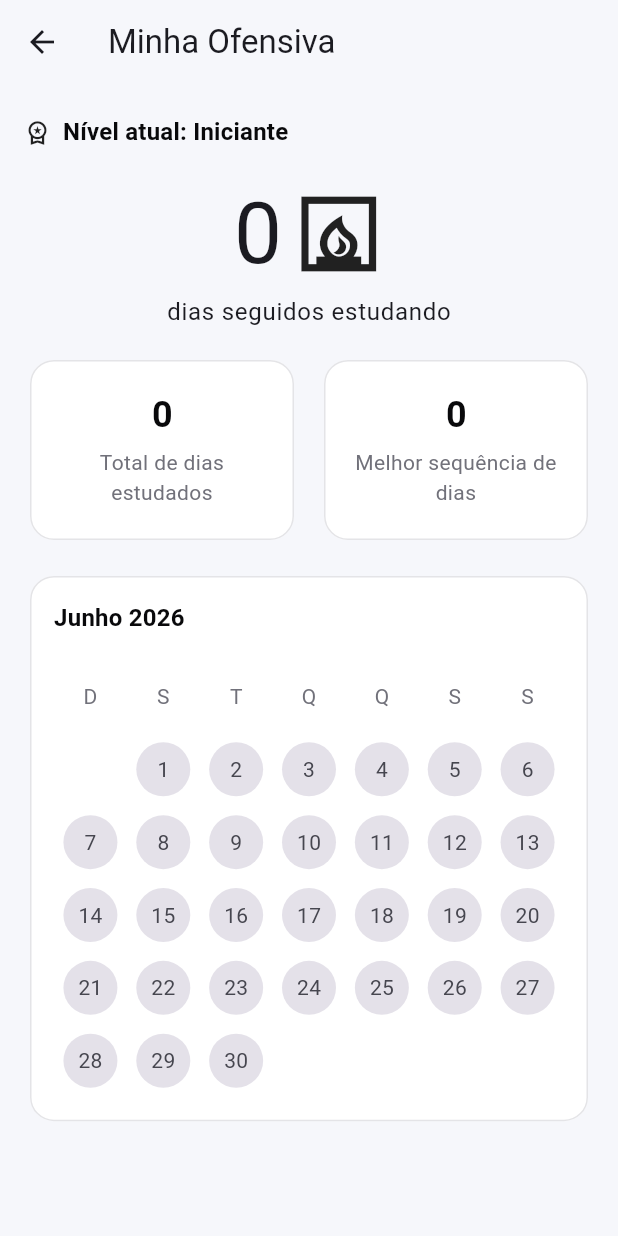
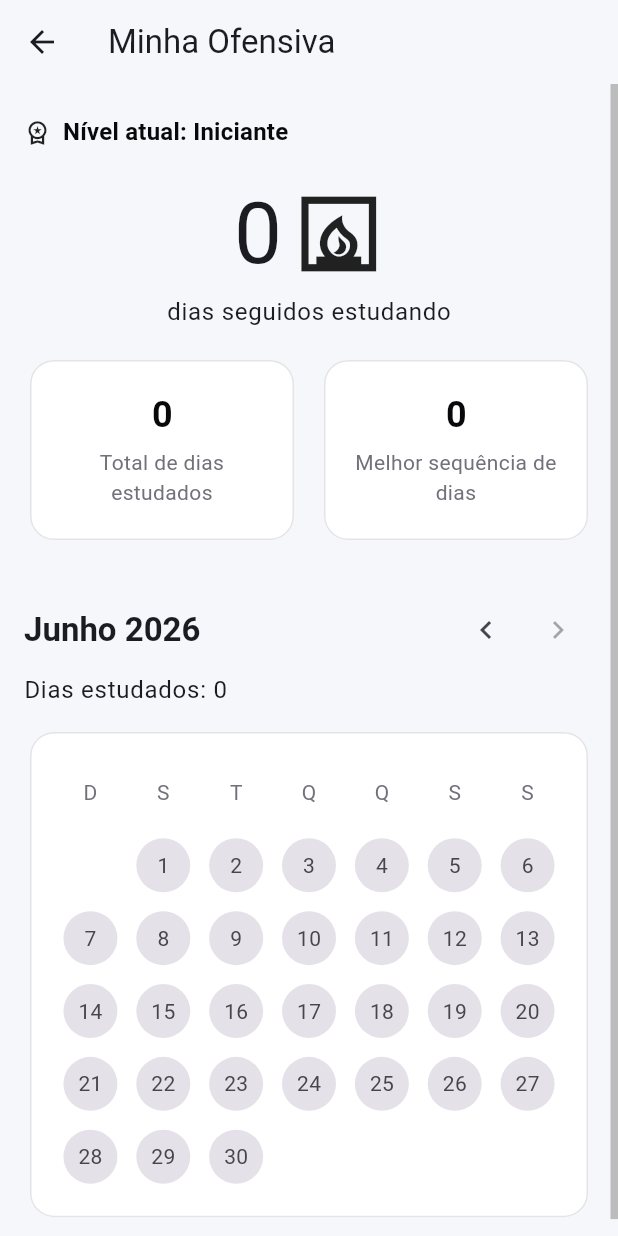
Before and after one commit to jonasr1/flash_mind, a Flutter app: the screen it shows after launch, after a tap on the "bar chart" icon, on a phone screen of 412 x 824 dp. Run offline on Flutter 3.47's test engine with Material 3 defaults, Android fonts, the phone set to English and light mode, and no system bars; our stand-ins replace shared_preferences.

Commit message:
feat: user progress model with dynamic level calculation and improve streak screen with month navigation

```diff
--- a/lib/core/progress/models/user_progress.dart
+++ b/lib/core/progress/models/user_progress.dart
@@ -54,16 +54,34 @@ class UserProgress {
     );
   }
 
-  int get level => (totalXp ~/ 100) + 1;
+  int get level {
+    int l = 1;
+    while (totalXp >= totalXpRequiredForLevel(l + 1)) {
+      l++;
+    }
+    return l;
+  }
 
-  int get currentLevelXp => totalXp % 100;
+  int get currentLevelXp => totalXp - totalXpRequiredForLevel(level);
 
   int get xpForNextLevel {
-    final requiredXp = 100 + ((level - 1) * 50);
-    return requiredXp - currentLevelXp;
+    return xpRequiredForLevel(level) - currentLevelXp;
   }
 
-  double get levelProgress => currentLevelXp / 100;
+  double get levelProgress => currentLevelXp / xpRequiredForLevel(level);
+
+  // Helper methods for XP curve
+  static int xpRequiredForLevel(int level) => 100 + ((level - 1) * 50);
+
+  static int totalXpRequiredForLevel(int level) {
+    if (level <= 1) return 0;
+    // Sum of arithmetic progression: (n/2)(2a + (n-1)d)
+    // where n = level - 1, a = 100, d = 50
+    // total = ((level-1)/2) * (200 + (level-2)*50)
+    // total = (level-1) * (100 + (level-2)*25)
+    // Example Level 3: (2) * (100 + (1)*25) = 2 * 125 = 250. Correct.
+    return (level - 1) * (100 + (level - 2) * 25);
+  }
 
   // Backwards-compatible alias for UI widgets.
   double get progress => levelProgress;
--- a/lib/features/home/widgets/stats_section.dart
+++ b/lib/features/home/widgets/stats_section.dart
@@ -17,7 +17,11 @@ class StatsSection extends StatelessWidget {
     final colorScheme = theme.colorScheme;
 
     return Expanded(
-      child: Card(
+      child: Container(
+        decoration: BoxDecoration(
+          color: colorScheme.surfaceContainerHighest,
+          borderRadius: BorderRadius.circular(16),
+        ),
         child: Padding(
           padding: const EdgeInsets.symmetric(vertical: 20, horizontal: 12),
           child: Column(
@@ -64,7 +68,7 @@ class StatsSection extends StatelessWidget {
               value:
                   '${stats.streakDays} ${stats.streakDays == 1 ? 'dia' : 'dias'}',
             ),
-            const SizedBox(width: 12),
+            const SizedBox(width: 16),
             buildCard(
               context,
               icon: Icons.style,
@@ -73,7 +77,7 @@ class StatsSection extends StatelessWidget {
             ),
           ],
         ),
-        const SizedBox(height: 12),
+        const SizedBox(height: 16),
         Row(
           children: [
             buildCard(
@@ -82,7 +86,7 @@ class StatsSection extends StatelessWidget {
               title: 'Revisões Feitas',
               value: '${stats.reviewsToday}',
             ),
-            const SizedBox(width: 12),
+            const SizedBox(width: 16),
             buildCard(
               context,
               icon: Icons.alarm_rounded,
--- a/lib/features/progress/controllers/streak_controller.dart
+++ b/lib/features/progress/controllers/streak_controller.dart
@@ -4,6 +4,21 @@ class StreakController {
   final UserProgress progress;
 
   const StreakController({required this.progress});
+
+  static const monthNames = [
+    'Janeiro',
+    'Fevereiro',
+    'Março',
+    'Abril',
+    'Maio',
+    'Junho',
+    'Julho',
+    'Agosto',
+    'Setembro',
+    'Outubro',
+    'Novembro',
+    'Dezembro',
+  ];
 
   int get currentStreak => progress.currentStreak;
 
@@ -15,6 +30,12 @@ class StreakController {
     return progress.studyDays
         .map((day) => DateTime(day.year, day.month, day.day))
         .toSet();
+  }
+
+  int studyDaysCountInMonth(DateTime month) {
+    return studyDays.where((d) {
+      return d.year == month.year && d.month == month.month;
+    }).length;
   }
 
   String get level {
--- a/lib/features/progress/screens/streak_screen.dart
+++ b/lib/features/progress/screens/streak_screen.dart
@@ -4,8 +4,39 @@ import 'package:flash_mind/core/app_scope.dart';
 import '../controllers/streak_controller.dart';
 import '../widgets/streak_calendar.dart';
 
-class StreakScreen extends StatelessWidget {
+class StreakScreen extends StatefulWidget {
   const StreakScreen({super.key});
+
+  @override
+  State<StreakScreen> createState() => _StreakScreenState();
+}
+
+class _StreakScreenState extends State<StreakScreen> {
+  late DateTime _selectedMonth;
+
+  @override
+  void initState() {
+    super.initState();
+    final now = DateTime.now();
+    _selectedMonth = DateTime(now.year, now.month);
+  }
+
+  void _previousMonth() {
+    setState(() {
+      _selectedMonth = DateTime(_selectedMonth.year, _selectedMonth.month - 1);
+    });
+  }
+
+  void _nextMonth() {
+    setState(() {
+      _selectedMonth = DateTime(_selectedMonth.year, _selectedMonth.month + 1);
+    });
+  }
+
+  bool get _isCurrentMonth {
+    final now = DateTime.now();
+    return _selectedMonth.year == now.year && _selectedMonth.month == now.month;
+  }
 
   Widget buildStatCard(
     BuildContext context, {
@@ -57,9 +88,15 @@ class StreakScreen extends StatelessWidget {
             final controller = StreakController(
               progress: progressController.progress,
             );
-            final currentMonth = DateTime.now();
+            final monthTitle =
+                '${StreakController.monthNames[_selectedMonth.month - 1]} ${_selectedMonth.year}';
+            final studyDaysInMonth =
+                controller.studyDaysCountInMonth(_selectedMonth);
 
-            return SingleChildScrollView(
+            return Scrollbar(
+              thumbVisibility: true,
+              thickness: 5,
+              child: SingleChildScrollView(
                 padding: const EdgeInsets.symmetric(horizontal: 16, vertical: 20),
                 child: Column(
                   crossAxisAlignment: CrossAxisAlignment.start,
@@ -69,7 +106,7 @@ class StreakScreen extends StatelessWidget {
                         Icon(Icons.workspace_premium_outlined, size: 18),
                         const SizedBox(width: 8),
                         Text(
-                        'Nível atual: Iniciante',
+                          'Nível atual: ${controller.level}',
                           style: theme.textTheme.titleMedium,
                         ),
                       ],
@@ -81,7 +118,7 @@ class StreakScreen extends StatelessWidget {
                           mainAxisAlignment: MainAxisAlignment.center,
                           children: [
                             Text(
-                            controller.totalStudyDays.toString(),
+                              controller.currentStreak.toString(),
                               style: theme.textTheme.displayLarge,
                             ),
                             const SizedBox(width: 8),
@@ -111,13 +148,43 @@ class StreakScreen extends StatelessWidget {
                         ),
                       ],
                     ),
-                  const SizedBox(height: 16),
+                    const SizedBox(height: 32),
+                    Row(
+                      mainAxisAlignment: MainAxisAlignment.spaceBetween,
+                      children: [
+                        Text(
+                          monthTitle,
+                          style: theme.textTheme.titleLarge?.copyWith(
+                            fontWeight: FontWeight.bold,
+                          ),
+                        ),
+                        Row(
+                          children: [
+                            IconButton(
+                              onPressed: _previousMonth,
+                              icon: const Icon(Icons.chevron_left),
+                            ),
+                            IconButton(
+                              onPressed: _isCurrentMonth ? null : _nextMonth,
+                              icon: const Icon(Icons.chevron_right),
+                            ),
+                          ],
+                        ),
+                      ],
+                    ),
+                    const SizedBox(height: 4),
+                    Text(
+                      'Dias estudados: $studyDaysInMonth',
+                      style: theme.textTheme.bodyLarge,
+                    ),
+                    const SizedBox(height: 12),
                     StreakCalendar(
-                    month: currentMonth,
-                    days: controller.monthDays(currentMonth),
+                      month: _selectedMonth,
+                      days: controller.monthDays(_selectedMonth),
                       studyDays: controller.studyDays,
                     ),
                   ],
+                ),
               ),
             );
           },
--- a/lib/features/progress/widgets/streak_calendar.dart
+++ b/lib/features/progress/widgets/streak_calendar.dart
@@ -13,20 +13,6 @@ class StreakCalendar extends StatelessWidget {
   });
 
   static const _weekdays = ['D', 'S', 'T', 'Q', 'Q', 'S', 'S'];
-  static const _months = [
-    'Janeiro',
-    'Fevereiro',
-    'Março',
-    'Abril',
-    'Maio',
-    'Junho',
-    'Julho',
-    'Agosto',
-    'Setembro',
-    'Outubro',
-    'Novembro',
-    'Dezembro',
-  ];
 
   bool isStudyDay(DateTime day) {
     final normalizedDay = DateTime(day.year, day.month, day.day);
@@ -37,7 +23,6 @@ class StreakCalendar extends StatelessWidget {
   Widget build(BuildContext context) {
     final theme = Theme.of(context);
     final colorScheme = theme.colorScheme;
-    final monthTitle = '${_months[month.month - 1]} ${month.year}';
 
     return Card(
       child: Padding(
@@ -45,8 +30,6 @@ class StreakCalendar extends StatelessWidget {
         child: Column(
           crossAxisAlignment: CrossAxisAlignment.start,
           children: [
-            Text(monthTitle, style: theme.textTheme.titleMedium),
-            const SizedBox(height: 16),
             GridView.builder(
               shrinkWrap: true,
               physics: const NeverScrollableScrollPhysics(),
```
Also changed, not shown: 1 other file. Lines whose indentation alone changed are shown as unchanged.
